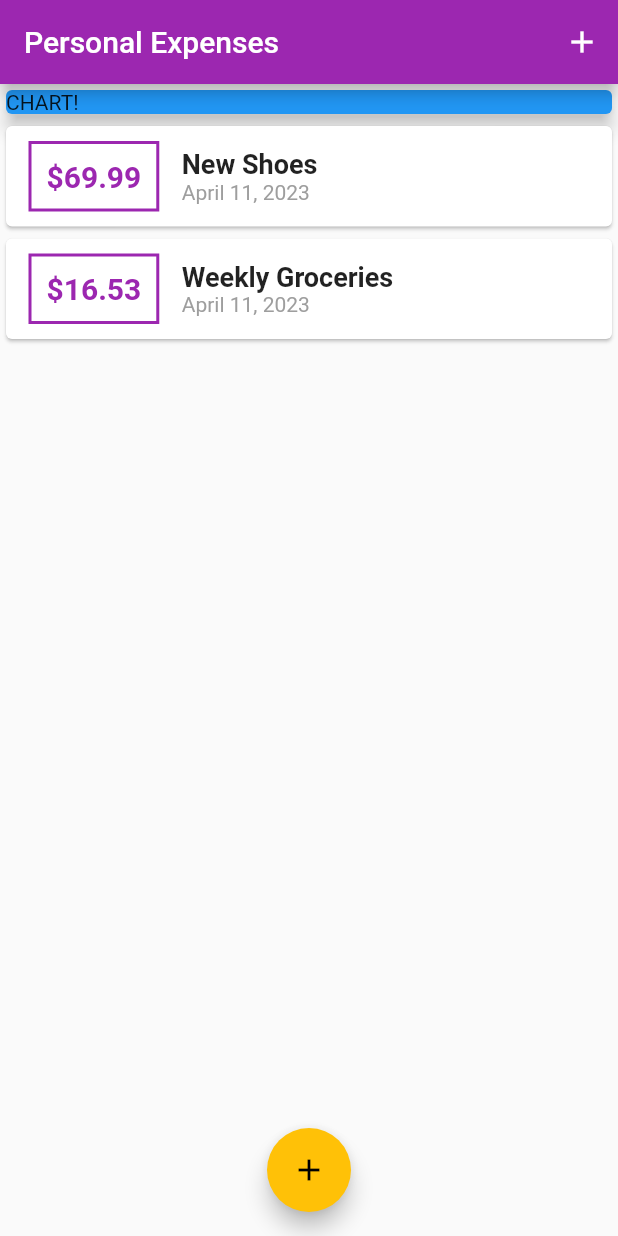
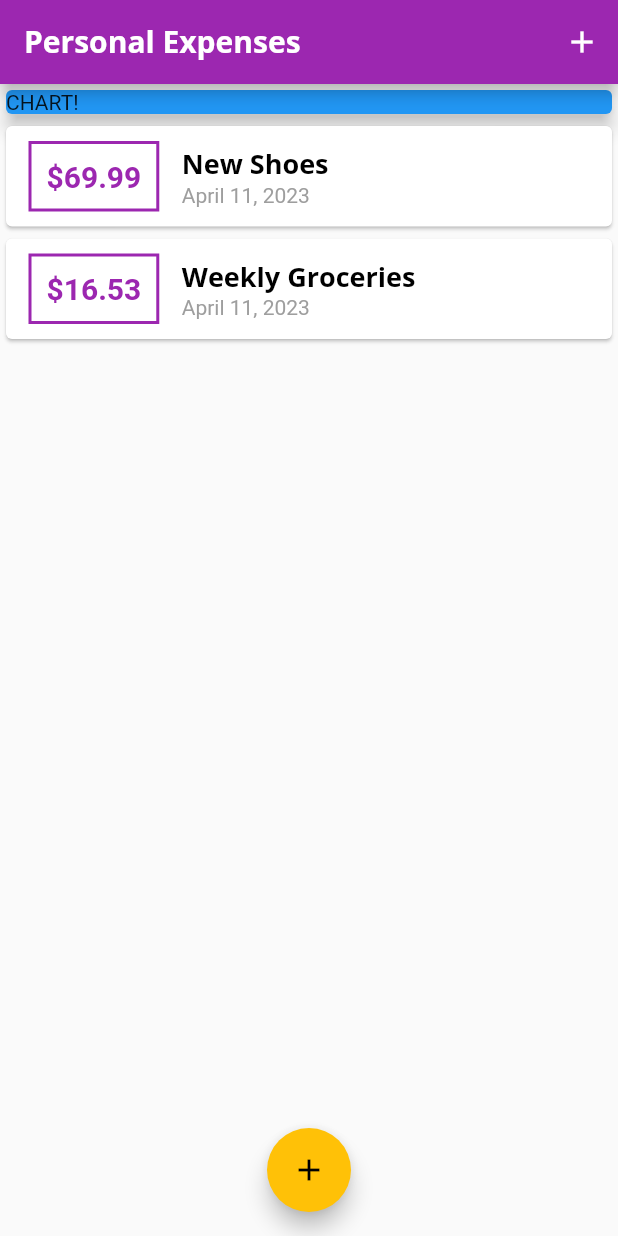
Before and after one commit to CarolineRodrigues/expenses_planner_flutter, a Flutter app: the screen it shows after launch, on a phone screen of 412 x 824 dp. Run offline on Flutter 3.47's test engine with Material 2 defaults, Android fonts, the light colour scheme and no system bars.

Commit message:
Expenses Planner

```diff
--- a/lib/main.dart
+++ b/lib/main.dart
@@ -17,6 +17,21 @@
         colorScheme: theme.colorScheme.copyWith(
           primary: Colors.purple,
           secondary: Colors.amber,
+        ),
+        primaryTextTheme: theme.primaryTextTheme.apply(fontFamily: 'Quicksand'),
+        textTheme: ThemeData.light().textTheme.copyWith(
+              titleLarge: TextStyle(
+                fontFamily: 'OpenSans',
+                fontSize: 18,
+                fontWeight: FontWeight.bold,
+                color: Colors.black,
+              ),
+            ),
+        appBarTheme: AppBarTheme(
+          titleTextStyle: TextStyle(
+              fontFamily: 'OpenSans',
+              fontSize: 20,
+              fontWeight: FontWeight.bold),
         ),
       ),
       home: MyHomePage(),
@@ -77,7 +92,9 @@
   Widget build(BuildContext context) {
     return Scaffold(
       appBar: AppBar(
-        title: Text('Personal Expenses'),
+        title: Text(
+          'Personal Expenses',
+        ),
         actions: [
           IconButton(
             onPressed: () => _startAddNewTransaction(context),
--- a/lib/widgets/transaction_list.dart
+++ b/lib/widgets/transaction_list.dart
@@ -42,10 +42,7 @@
                   children: [
                     Text(
                       transactions[index].title,
-                      style: TextStyle(
-                        fontSize: 18,
-                        fontWeight: FontWeight.bold,
-                      ),
+                      style: Theme.of(context).textTheme.titleLarge,
                     ),
                     Text(
                       DateFormat.yMMMMd().format(transactions[index].date),
```
Also changed, not shown: pubspec.yaml (+12 -0 lines), assets/fonts/OpenSans-Bold.ttf (added), assets/fonts/OpenSans-Regular.ttf (added), assets/fonts/Quicksand-Bold.ttf (added), assets/fonts/Quicksand-Light.ttf (added), assets/fonts/Quicksand-Medium.ttf (added), assets/fonts/Quicksand-Regular.ttf (added).
